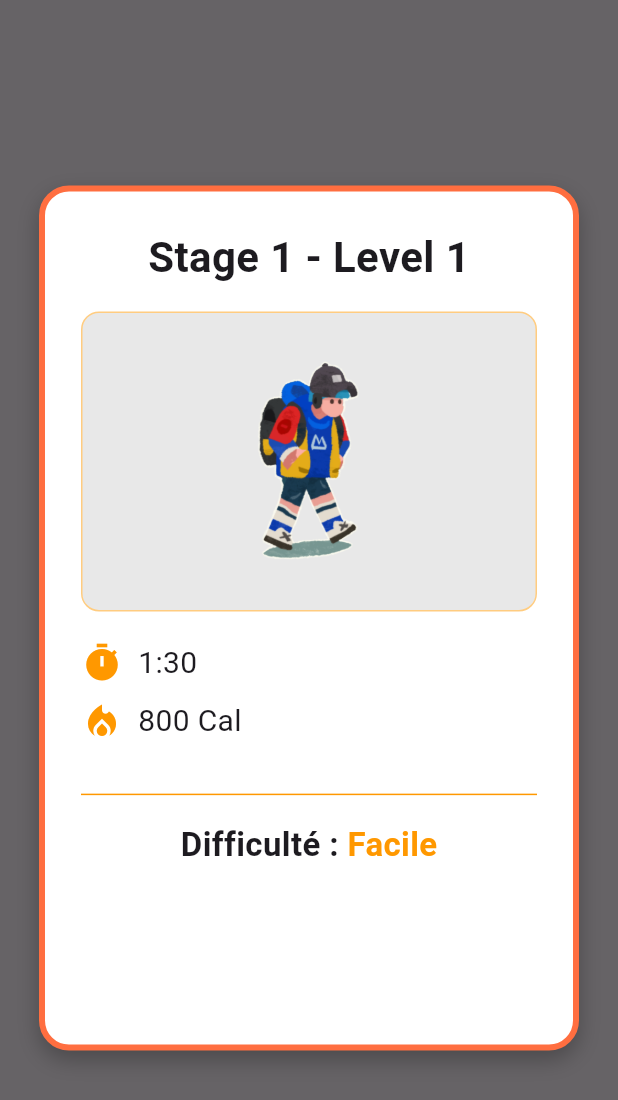
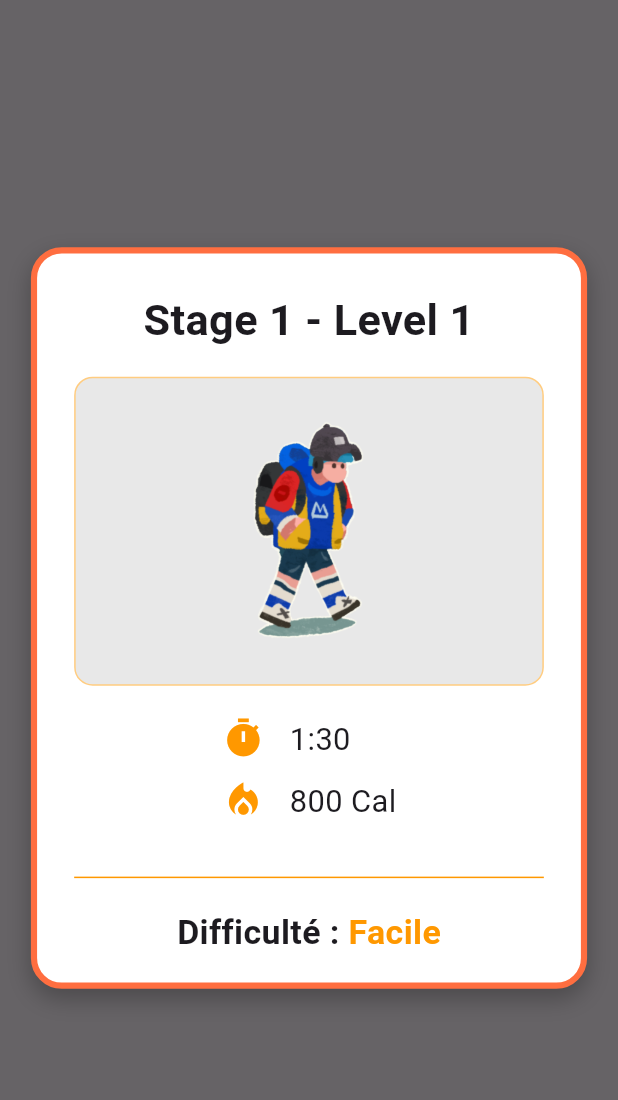
Before and after one commit to Playfit-app/Playfit, a Flutter app: the CelebrationOverlay widget shown alone on an empty page, opened directly, on a phone screen of 412 x 824 dp. Shown: the top 1100 px of the screen. Run offline on Flutter 3.47's test engine with Material 3 defaults, Android fonts, the phone set to English and light mode, and no system bars; our stand-ins replace camera, carousel_slider, firebase_core, firebase_messaging, fl_chart, flutter_dotenv and 4 more; missing offline and left inert: google_mlkit_pose_detection; accounts and stored records are empty.

Commit message:
feat: increase size of widget and center text

```diff
--- a/playfit-mobile/playfit/lib/components/camera/celebration_overlay.dart
+++ b/playfit-mobile/playfit/lib/components/camera/celebration_overlay.dart
@@ -12,97 +12,109 @@ class CelebrationOverlay extends StatelessWidget {
       color: Colors.black.withAlpha(153), // semi-transparent background
       child: Center(
         child: Container(
-          width: 360,
-          height: screenHeight * 0.7,
-          padding: const EdgeInsets.all(24),
+          width: screenWidth * 0.9,
+          height: screenHeight * 0.6,
+          padding: EdgeInsets.all(screenWidth * 0.06),
           decoration: BoxDecoration(
             color: Colors.white,
-            borderRadius: BorderRadius.circular(20),
+            borderRadius: BorderRadius.circular(screenWidth * 0.05),
             border: Border.all(
               color: Colors.deepOrangeAccent,
-              width: 4,
+              width: screenWidth * 0.01,
             ),
-            boxShadow: const [
+            boxShadow: [
               BoxShadow(
                 color: Colors.black26,
-                blurRadius: 12,
-                offset: Offset(0, 6),
+                blurRadius: screenWidth * 0.03,
+                offset: Offset(0, screenWidth * 0.015),
               ),
             ],
           ),
           child: Column(
-            mainAxisSize: MainAxisSize.min,
+            mainAxisSize: MainAxisSize.max,
             children: [
-              const Text(
+              Text(
                 "Stage 1 - Level 1",
                 style: TextStyle(
-                  fontSize: 28,
+                  fontSize: screenWidth * 0.07,
                   fontWeight: FontWeight.bold,
                 ),
               ),
-              const SizedBox(height: 16),
+              SizedBox(height: screenHeight * 0.02),
               Container(
-                height: 200,
+                height: screenHeight * 0.25,
                 width: double.infinity,
-                padding: const EdgeInsets.all(12),
+                padding: EdgeInsets.all(screenWidth * 0.03),
                 decoration: BoxDecoration(
-                  color: const Color(0xFFE8E8E8), // <-- Added background color
+                  color: const Color(0xFFE8E8E8),
                   border: Border.all(color: Colors.orange.shade200),
-                  borderRadius: BorderRadius.circular(12),
+                  borderRadius: BorderRadius.circular(screenWidth * 0.03),
                 ),
                 child: Stack(
                   children: [
                     Center(
                       child: Padding(
-                        padding: const EdgeInsets.symmetric(vertical: 20),
+                        padding:
+                            EdgeInsets.symmetric(vertical: screenHeight * 0.02),
                         child: Image.asset("assets/images/character.png"),
                       ),
                     ),
                   ],
                 ),
               ),
-              const SizedBox(height: 20),
+              SizedBox(height: screenHeight * 0.025),
               Row(
+                mainAxisAlignment: MainAxisAlignment.center,
+                crossAxisAlignment: CrossAxisAlignment.center,
                 children: [
-                  const Icon(Icons.timer, color: Colors.orange, size: 28),
-                  const SizedBox(width: 10),
-                  const Text("1:30", style: TextStyle(fontSize: 20)),
+                  Column(
+                    children: [
+                      Icon(Icons.timer,
+                          color: Colors.orange, size: screenWidth * 0.07),
+                      SizedBox(height: screenHeight * 0.015),
+                      Icon(Icons.local_fire_department,
+                          color: Colors.orange, size: screenWidth * 0.07),
+                    ],
+                  ),
+                  SizedBox(width: screenWidth * 0.04),
+                  Column(
+                    crossAxisAlignment: CrossAxisAlignment.start,
+                    children: [
+                      Text("1:30",
+                          style: TextStyle(fontSize: screenWidth * 0.05)),
+                      SizedBox(height: screenHeight * 0.015),
+                      Text("800 Cal",
+                          style: TextStyle(fontSize: screenWidth * 0.05)),
+                    ],
+                  ),
                 ],
               ),
-              const SizedBox(height: 10),
-              Row(
-                children: [
-                  const Icon(Icons.local_fire_department,
-                      color: Colors.orange, size: 28),
-                  const SizedBox(width: 10),
-                  const Text("800 Cal", style: TextStyle(fontSize: 20)),
-                ],
-              ),
-              const SizedBox(height: 10),
+              SizedBox(height: screenHeight * 0.015),
+              // Uncomment and update if needed
               // Row(
               //   children: [
-              //     const Icon(Icons.directions_run, color: Colors.orange, size: 28),
-              //     const SizedBox(width: 10),
-              //     const Text("30 mètres", style: TextStyle(fontSize: 20)),
+              //     Icon(Icons.directions_run, color: Colors.orange, size: screenWidth * 0.07),
+              //     SizedBox(width: screenWidth * 0.03),
+              //     Text("30 mètres", style: TextStyle(fontSize: screenWidth * 0.05)),
               //   ],
               // ),
-              const SizedBox(height: 16),
-              const Divider(color: Colors.orange),
-              const SizedBox(height: 10),
-              const Row(
+              SizedBox(height: screenHeight * 0.02),
+              Divider(color: Colors.orange),
+              SizedBox(height: screenHeight * 0.015),
+              Row(
                 mainAxisAlignment: MainAxisAlignment.center,
                 children: [
                   Text(
                     "Difficulté : ",
                     style: TextStyle(
-                      fontSize: 22,
+                      fontSize: screenWidth * 0.055,
                       fontWeight: FontWeight.bold,
                     ),
                   ),
                   Text(
                     "Facile",
                     style: TextStyle(
-                      fontSize: 22,
+                      fontSize: screenWidth * 0.055,
                       fontWeight: FontWeight.bold,
                       color: Colors.orange,
                     ),
```
